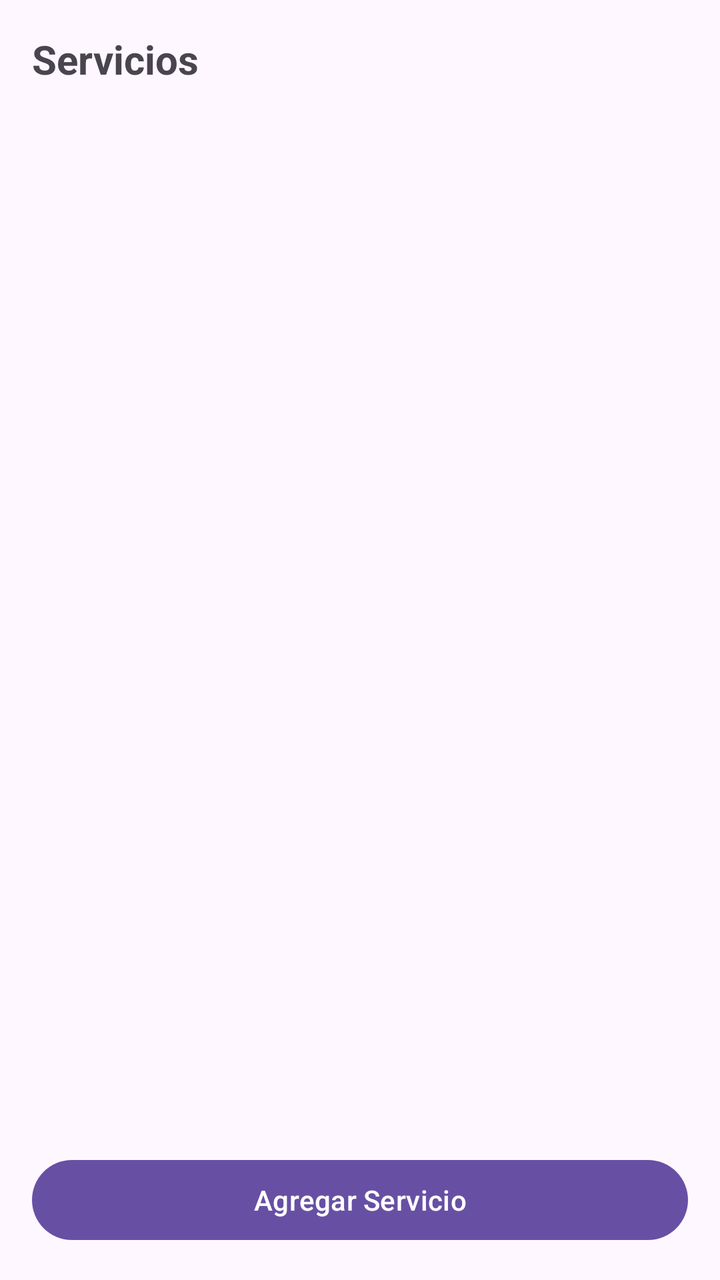
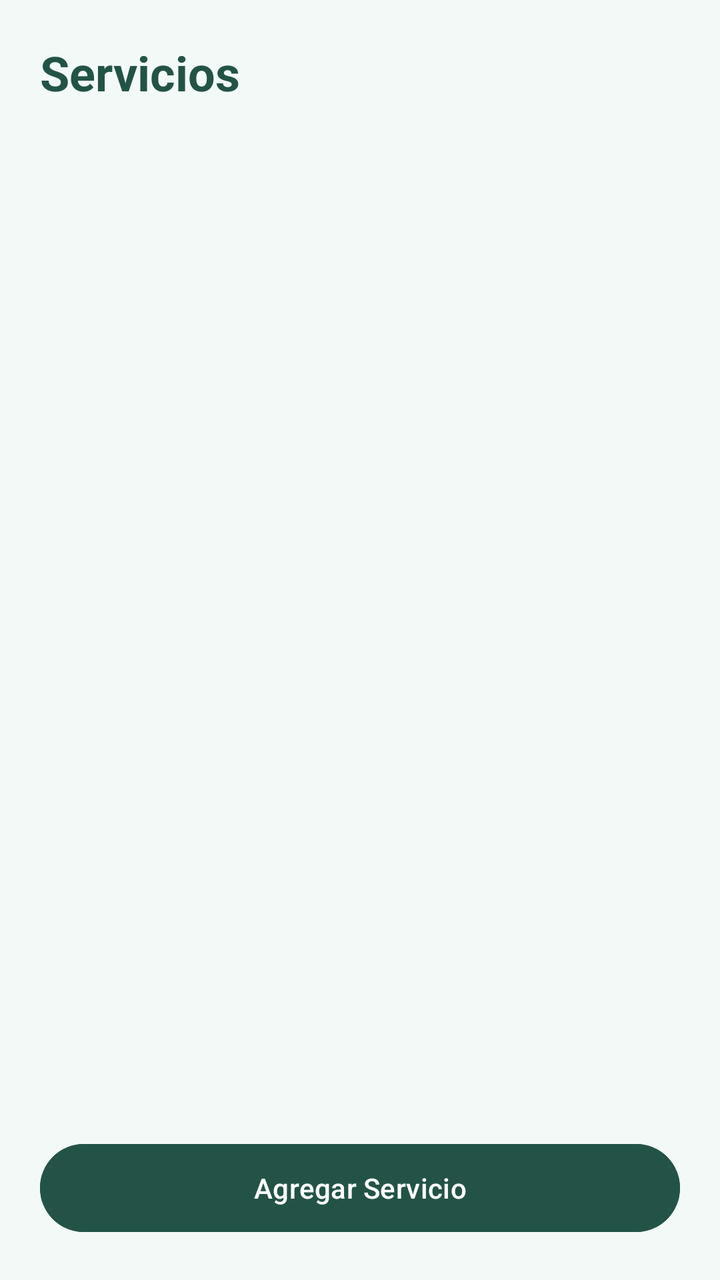

Two renders of the same Android screen: before a commit and after it. Below are the layout's source before the change and the commit's diff.
<!-- AndroidManifest.xml: application theme Theme.T1 -->
<!-- res/layout/activity_servicios.xml -->
<?xml version="1.0" encoding="utf-8"?>
<LinearLayout xmlns:android="http://schemas.android.com/apk/res/android"
    android:layout_width="match_parent"
    android:layout_height="match_parent"
    android:orientation="vertical"
    android:padding="16dp">

    <TextView
        android:layout_width="wrap_content"
        android:layout_height="wrap_content"
        android:text="Servicios"
        android:textSize="20sp"
        android:textStyle="bold"/>

    <ListView
        android:id="@+id/lvServicios"
        android:layout_width="match_parent"
        android:layout_height="0dp"
        android:layout_weight="1"
        android:layout_marginTop="8dp"/>

    <Button
        android:id="@+id/btnAgregarServicio"
        android:layout_width="match_parent"
        android:layout_height="wrap_content"
        android:text="Agregar Servicio"
        android:layout_marginTop="8dp"/>

</LinearLayout>
<!-- resources referenced by this layout -->
<resources>
  <style name="Theme.T1" parent="Base.Theme.T1" />
  <style name="Base.Theme.T1" parent="Theme.Material3.DayNight.NoActionBar">
          
          
      </style>
</resources>

<!-- the commit's change to res/layout/activity_servicios.xml (unified diff, before → after) -->
@@ -3,27 +3,34 @@
     android:layout_width="match_parent"
     android:layout_height="match_parent"
     android:orientation="vertical"
-    android:padding="16dp">
+    android:padding="20dp"
+    android:background="#F3F9F7">
 
     <TextView
         android:layout_width="wrap_content"
         android:layout_height="wrap_content"
         android:text="Servicios"
-        android:textSize="20sp"
-        android:textStyle="bold"/>
+        android:textSize="24sp"
+        android:textStyle="bold"
+        android:textColor="#235347"/>
 
     <ListView
         android:id="@+id/lvServicios"
         android:layout_width="match_parent"
         android:layout_height="0dp"
         android:layout_weight="1"
-        android:layout_marginTop="8dp"/>
+        android:layout_marginTop="12dp"
+        android:divider="#D7E8E6"
+        android:dividerHeight="8dp"/>
 
     <Button
         android:id="@+id/btnAgregarServicio"
         android:layout_width="match_parent"
         android:layout_height="wrap_content"
         android:text="Agregar Servicio"
-        android:layout_marginTop="8dp"/>
+        android:layout_marginTop="12dp"
+        android:backgroundTint="#235347"
+        android:textColor="#FFFFFF"
+        android:minHeight="52dp"/>
 
 </LinearLayout>
